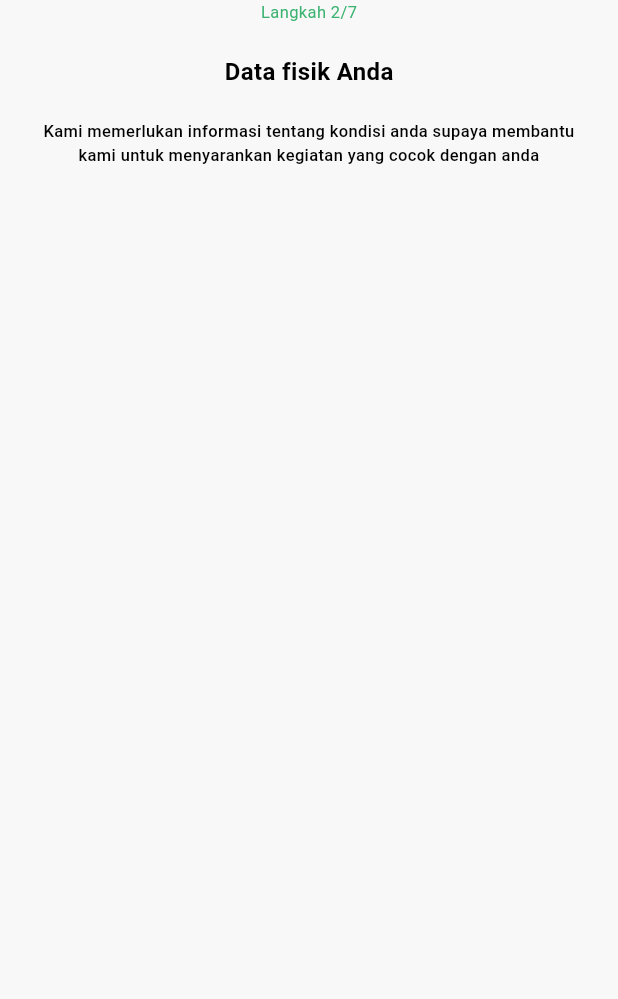
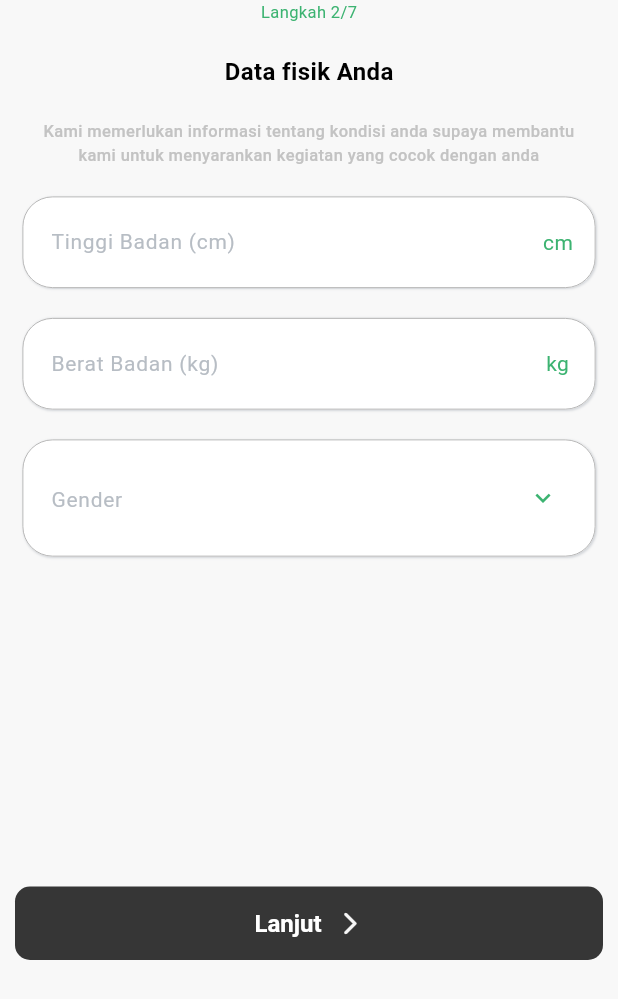
Before and after one commit to gdsc-ums/Hahu_hoheng_FitFun, a Flutter app: the QuizViewTwo screen opened by its route, on a phone screen of 412 x 824 dp. Shown: the top 999 px of the screen. Run offline on Flutter 3.47's test engine with Material 3 defaults, Android fonts, the phone set to English and light mode, and no system bars; our stand-ins replace firebase_auth, firebase_core, flutter_svg, get; accounts and stored records are empty.

Commit message:
add pages quiz 1 and 2

```diff
--- a/lib/controllers/view/quiz_controller.dart
+++ b/lib/controllers/view/quiz_controller.dart
@@ -1,6 +1,22 @@
+import 'package:flutter/material.dart';
 import 'package:get/get.dart';
 
 class QuizController extends GetxController {
+  late final TextEditingController tinggiBadan;
+  late final TextEditingController beratBadan;
+  late final TextEditingController gender;
+  late final FocusNode tinggiBadanNode;
+  late final FocusNode beratBadanNode;
+  late final FocusNode genderNode;
+  RxBool isTinggiInvalid = false.obs;
+  RxBool isBeratInvalid = false.obs;
+  RxBool isGenderInvalid = false.obs;
+  RxBool isTinggiFocus = false.obs;
+  RxBool isBeratFocus = false.obs;
+  RxBool isGenderFocus = false.obs;
+  RxBool isVisible = false.obs;
+  RxBool isLoading = false.obs;
+
   final List<String> quizWithImage = [
     'assets/icons/icon_love.svg',
     'assets/icons/icon_run.svg',
@@ -14,4 +30,9 @@ class QuizController extends GetxController {
     'Membentuk Otot',
     'Mengatur Pola Makan'
   ];
+
+  final List<String> quizGender = [
+    'Laki-laki',
+    'Perempuan',
+  ];
 }
--- a/lib/main.dart
+++ b/lib/main.dart
@@ -35,7 +35,7 @@ class MyApp extends StatelessWidget {
       theme: AppTheme.lightTheme,
       getPages: AppPage.pages,
       initialBinding: LoginBinding(),
-      home: const LoginView(),
+      home: const SplashView(),
     );
   }
 }
--- a/lib/views/quiz/quiz_two.dart
+++ b/lib/views/quiz/quiz_two.dart
@@ -1,14 +1,12 @@
 import 'package:flutter/material.dart';
 import 'package:hahu_hoheng_fitfun/themes/app_font.dart';
 
-class QuizViewTwo extends StatefulWidget {
+import '../../widgets/global/button_quiz.dart';
+import '../../widgets/view/quiz_form_two.dart';
+
+class QuizViewTwo extends StatelessWidget {
   const QuizViewTwo({super.key});
 
-  @override
-  State<QuizViewTwo> createState() => _QuizViewTwoState();
-}
-
-class _QuizViewTwoState extends State<QuizViewTwo> {
   @override
   Widget build(BuildContext context) {
     return Scaffold(
@@ -33,10 +31,21 @@ class _QuizViewTwoState extends State<QuizViewTwo> {
               padding: const EdgeInsets.symmetric(horizontal: 15),
               child: Text(
                 'Kami memerlukan informasi tentang kondisi anda supaya membantu kami untuk menyarankan kegiatan yang cocok dengan anda',
-                style: text11.copyWith(fontWeight: FontWeight.w500),
+                style: text11.copyWith(
+                  fontWeight: FontWeight.w500,
+                  color: const Color(0xFFC3C3C3),
+                ),
                 textAlign: TextAlign.center,
               ),
-            )
+            ),
+            const SizedBox(
+              height: 20,
+            ),
+            const QuizFormTwo(),
+            const SizedBox(
+              height: 220,
+            ),
+            const ButtonQuiz(),
           ],
         ),
       ),
--- a/lib/widgets/global/button_quiz.dart
+++ b/lib/widgets/global/button_quiz.dart
@@ -3,6 +3,7 @@ import 'package:get/get.dart';
 import 'package:hahu_hoheng_fitfun/routes/route_name.dart';
 
 import '../../themes/app_color.dart';
+import '../../themes/app_font.dart';
 
 class ButtonQuiz extends StatelessWidget {
   const ButtonQuiz({super.key});
@@ -18,19 +19,19 @@ class ButtonQuiz extends StatelessWidget {
             print("Tombol Next Berjalan");
             Get.toNamed(RouteName.quizTwo);
           },
-          child: const Row(
+          child: Row(
             mainAxisAlignment: MainAxisAlignment.center,
             children: [
               Text(
                 "Lanjut",
-                style: TextStyle(color: secondaryColor),
+                style: buttonText,
               ),
-              SizedBox(
+              const SizedBox(
                 width: 10,
               ),
-              Icon(
+              const Icon(
                 Icons.arrow_forward_ios_rounded,
-                color: secondaryColor,
+                color: bgAppColor,
               ),
             ],
           ),
--- a/lib/widgets/view/quiz_form.dart
+++ b/lib/widgets/view/quiz_form.dart
@@ -58,9 +58,10 @@ class _QuizFormState extends State<QuizForm> {
                     value: isChecked![entry.key],
                     tristate: false,
                     onChanged: (newBool) {
-                      setState(() {
-                        isChecked![entry.key] = newBool;
-                      });
+                      controller.isVisible.value
+                          ? isChecked![entry.key] = false
+                          : isChecked![entry.key] = newBool;
+                      controller.update();
                       print('Tombol Check Ditekan');
                     },
                     activeColor: const Color(0xFF3CB371),
--- /dev/null
+++ b/lib/widgets/view/quiz_form_two.dart
@@ -0,0 +1,138 @@
+import 'package:flutter/material.dart';
+import 'package:get/get.dart';
+
+import '../../controllers/view/quiz_controller.dart';
+import '../../themes/app_color.dart';
+import '../../themes/app_font.dart';
+
+class QuizFormTwo extends StatelessWidget {
+  const QuizFormTwo({super.key});
+
+  @override
+  Widget build(BuildContext context) {
+    final controller = Get.find<QuizController>();
+    return Form(
+      child: Column(
+        children: [
+          GetBuilder<QuizController>(
+            builder: (_) => Container(
+              margin: const EdgeInsets.symmetric(horizontal: 15),
+              decoration: BoxDecoration(
+                  borderRadius: BorderRadius.circular(20),
+                  color: const Color(0xFFFFFFFF).withOpacity(0.9),
+                  boxShadow: const [
+                    BoxShadow(
+                      color: Color(0xFFD3D6DA),
+                      blurRadius: 0.5,
+                      offset: Offset(0.5, 0.5),
+                    )
+                  ]),
+              child: TextFormField(
+                decoration: InputDecoration(
+                  hintText: "Tinggi Badan (cm)",
+                  // border: const OutlineInputBorder(),
+                  suffixIcon: Padding(
+                    padding: const EdgeInsets.all(15),
+                    child: Text(
+                      'cm',
+                      style: text14.copyWith(color: secondaryColor),
+                    ),
+                  ),
+                ),
+                style: text14.copyWith(
+                    fontWeight: FontWeight.w400, color: Colors.grey),
+              ),
+            ),
+          ),
+          const SizedBox(
+            height: 20,
+          ),
+          GetBuilder<QuizController>(
+            builder: (_) => Container(
+              margin: const EdgeInsets.symmetric(horizontal: 15),
+              decoration: BoxDecoration(
+                  borderRadius: BorderRadius.circular(20),
+                  color: const Color(0xFFFFFFFF).withOpacity(0.9),
+                  boxShadow: const [
+                    BoxShadow(
+                      color: Color(0xFFD3D6DA),
+                      blurRadius: 0.5,
+                      offset: Offset(0.5, 0.5),
+                    )
+                  ]),
+              child: TextFormField(
+                decoration: InputDecoration(
+                  hintText: "Berat Badan (kg)",
+                  suffixIcon: Padding(
+                    padding: const EdgeInsets.all(15),
+                    child: Text(
+                      'kg',
+                      style: text14.copyWith(color: secondaryColor),
+                    ),
+                  ),
+                ),
+                style: text14.copyWith(
+                    fontWeight: FontWeight.w400, color: Colors.grey),
+              ),
+            ),
+          ),
+          const SizedBox(
+            height: 20,
+          ),
+          GetBuilder<QuizController>(
+            builder: (_) => Container(
+              margin: const EdgeInsets.symmetric(horizontal: 15),
+              decoration: BoxDecoration(
+                  borderRadius: BorderRadius.circular(20),
+                  color: const Color(0xFFFFFFFF).withOpacity(0.9),
+                  boxShadow: const [
+                    BoxShadow(
+                      color: Color(0xFFD3D6DA),
+                      blurRadius: 0.5,
+                      offset: Offset(0.5, 0.5),
+                    )
+                  ]),
+              child: TextFormField(
+                decoration: InputDecoration(
+                  hintText: "Gender",
+                  suffixIcon: Padding(
+                    padding: const EdgeInsets.all(15),
+                    child: DropdownButton(
+                      padding: const EdgeInsets.only(right: 10),
+                      icon: const Icon(
+                        Icons.keyboard_arrow_down,
+                        color: secondaryColor,
+                      ),
+                      iconSize: 20,
+                      elevation: 4,
+                      // style: subTitleStyle,
+                      underline: Container(
+                        height: 0,
+                      ),
+                      onChanged: (String? newValue) {
+                        // setState(() {
+                        //   _selectedRepeat = newValue!;
+                        // });
+                        controller.update();
+                      },
+                      items: controller.quizGender
+                          .map<DropdownMenuItem<String>>((String? value) {
+                        return DropdownMenuItem<String>(
+                          value: value,
+                          child: Text(
+                            value!,
+                            style: TextStyle(color: Colors.grey[600]),
+                          ),
+                        );
+                      }).toList(),
+                    ),
+                  ),
+                ),
+              ),
+            ),
+          ),
+        ],
+      ),
+    );
+  }
+}
```
